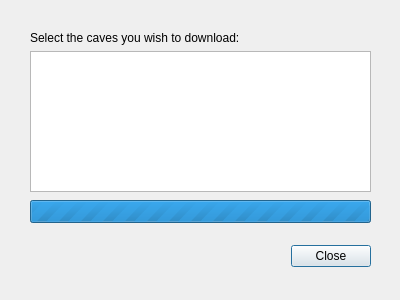
Qt form ManualCaveSegmentationGUI/CaveList.ui (NSchertler/CaveSegmentation) before a commit.
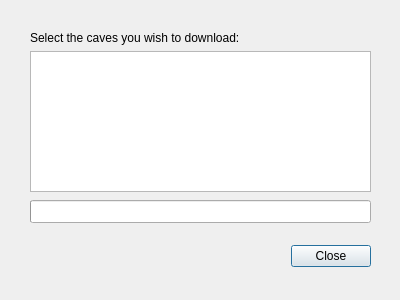
The same form after that commit.

```diff
--- a/ManualCaveSegmentationGUI/CaveList.ui
+++ b/ManualCaveSegmentationGUI/CaveList.ui
@@ -49,7 +49,7 @@
     </rect>
    </property>
    <property name="maximum">
-    <number>0</number>
+    <number>1</number>
    </property>
    <property name="value">
     <number>0</number>
```
